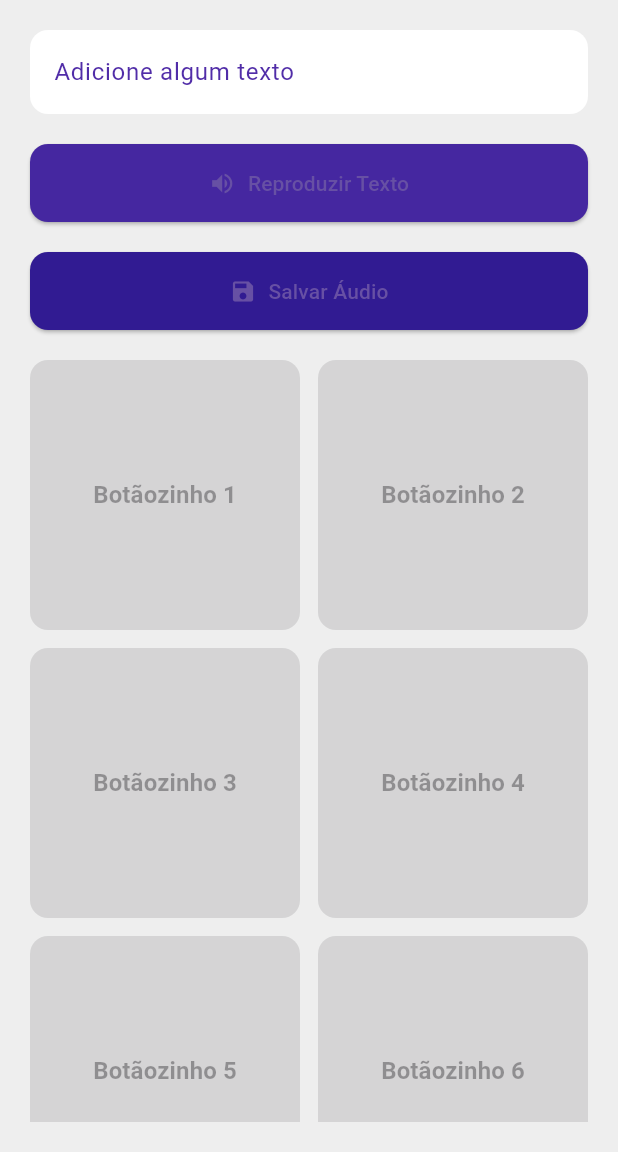
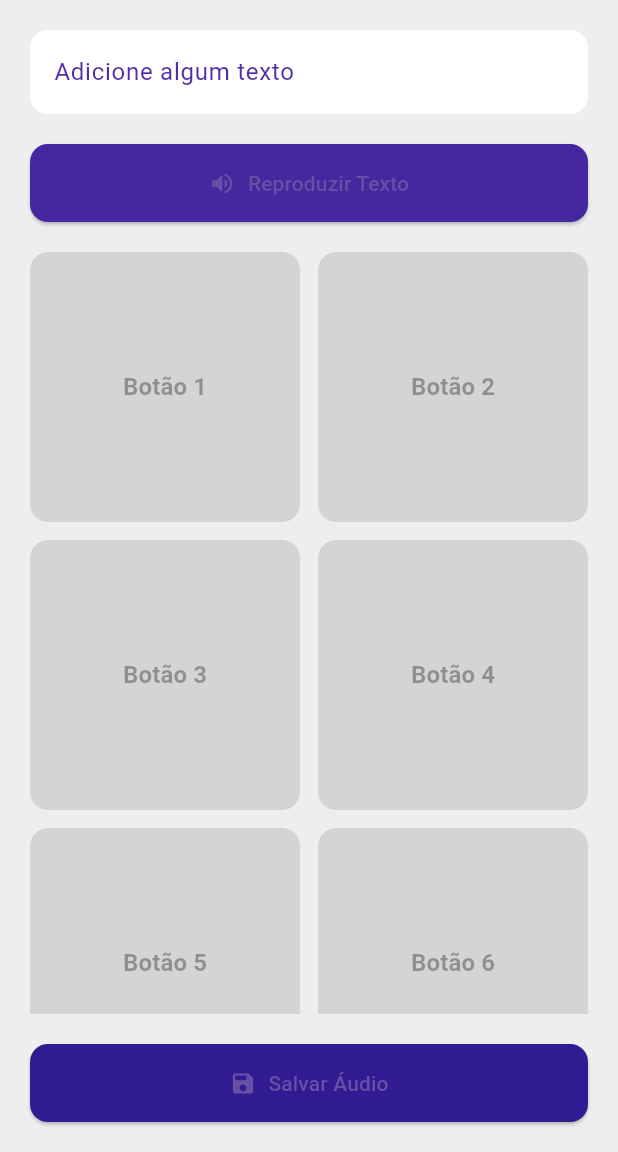
Before and after one commit to Arthur-Peixoto/Sound-Track, a Flutter app: the screen it shows after launch, after a tap on "Login", after a tap on "Salvar Áudio", on a phone screen of 412 x 824 dp, the part 84-1236 px from its top. Run offline on Flutter 3.47's test engine with Material 3 defaults, Android fonts, the phone set to English and light mode, and no system bars; our stand-ins replace flutter_dotenv, just_audio; network calls fail.

Commit message:
Salvando áudios por coleção

```diff
--- a/lib/main.dart
+++ b/lib/main.dart
@@ -1,7 +1,9 @@
 import 'package:flutter/material.dart';
+import 'package:flutter_dotenv/flutter_dotenv.dart';
 import 'package:sound_track/ui/splash_screen.dart';
 
-void main() {
+Future<void> main() async {
+  await dotenv.load(fileName: ".env");
   runApp(MyApp());
 }
 
--- a/lib/ui/home_page.dart
+++ b/lib/ui/home_page.dart
@@ -3,6 +3,7 @@ import 'package:sound_track/services/audio_player_service.dart';
 import 'package:sound_track/services/text_to_speech_service.dart';
 import 'package:sound_track/ui/side_bar.dart';
 import 'package:sound_track/models/audio_collection.dart';
+import 'package:sound_track/services/collection_service.dart';
 
 class MyHomePage extends StatefulWidget {
   @override
@@ -13,8 +14,17 @@ class _MyHomePageState extends State<MyHomePage> {
   TextEditingController _textFieldController = TextEditingController();
   bool _isLoadingVoice = false;
   bool _isSidebarVisible = false;
-  List<String?> savedAudioPaths = List.filled(8, null); // Lista para armazenar os caminhos dos áudios salvos
   AudioCollection? selectedCollection;
+
+  @override
+  void initState() {
+    super.initState();
+    // Inicializa a coleção predefinida
+    if (CollectionService.getCollection().isEmpty) {
+      CollectionService.createNewCollection('Coleção Padrão', Colors.blue);
+    }
+    selectedCollection = CollectionService.getCollection().first;
+  }
 
   @override
   void dispose() {
@@ -35,13 +45,24 @@ class _MyHomePageState extends State<MyHomePage> {
   }
 
   Future<void> _saveTextToSpeech(String text, int index) async {
-    final filePath = await TextToSpeechService.saveTextToSpeech(text, 'output$index.mp3');
-    setState(() {
-      savedAudioPaths[index] = filePath;
-    });
-    ScaffoldMessenger.of(context).showSnackBar(
-      SnackBar(content: Text('Áudio salvo no botão ${index + 1}')),
-    );
+    if (selectedCollection != null) {
+      final fileName = 'output_${DateTime.now().millisecondsSinceEpoch}.mp3';
+      final filePath = await TextToSpeechService.saveTextToSpeech(text, fileName);
+      // Salva o áudio na posição do botão correspondente
+      if (index < selectedCollection!.items.length) {
+        selectedCollection!.items[index] = filePath;
+      } else {
+        selectedCollection!.items.add(filePath);
+      }
+      setState(() {}); // Atualiza a interface para refletir o novo áudio salvo
+      ScaffoldMessenger.of(context).showSnackBar(
+        SnackBar(content: Text('Áudio salvo no botão ${index + 1} da coleção ${selectedCollection!.name}')),
+      );
+    } else {
+      ScaffoldMessenger.of(context).showSnackBar(
+        SnackBar(content: Text('Por favor, selecione uma coleção antes de salvar o áudio.')),
+      );
+    }
   }
 
   void _onCollectionSelected(AudioCollection collection) {
@@ -119,9 +140,53 @@ class _MyHomePageState extends State<MyHomePage> {
                     ),
                   ),
                   const SizedBox(height: 20.0),
+                  if (selectedCollection != null)
+                    Expanded(
+                      child: GridView.builder(
+                        gridDelegate: const SliverGridDelegateWithFixedCrossAxisCount(
+                          crossAxisCount: 2,
+                          crossAxisSpacing: 12.0,
+                          mainAxisSpacing: 12.0,
+                        ),
+                        itemCount: 8,  // Permite 8 botões por coleção
+                        itemBuilder: (context, index) {
+                          final audioPath = index < selectedCollection!.items.length
+                              ? selectedCollection!.items[index]
+                              : null;
+                          return ElevatedButton(
+                            onPressed: audioPath != null
+                                ? () {
+                              AudioPlayerService.playAudioFile(audioPath);
+                            }
+                                : null,
+                            style: ElevatedButton.styleFrom(
+                              primary: audioPath != null
+                                  ? Colors.deepPurple[300]
+                                  : Colors.grey[400],
+                              onPrimary: Colors.white,
+                              shape: RoundedRectangleBorder(
+                                borderRadius: BorderRadius.circular(12.0),
+                              ),
+                              padding: const EdgeInsets.all(16.0),
+                            ),
+                            child: Text(
+                              'Botão ${index + 1}',
+                              style: TextStyle(
+                                fontWeight: FontWeight.bold,
+                                fontSize: 16.0,
+                              ),
+                            ),
+                          );
+                        },
+                      ),
+                    ),
+                  const SizedBox(height: 20.0),
                   ElevatedButton.icon(
                     onPressed: () {
-                      final firstAvailableIndex = savedAudioPaths.indexWhere((path) => path == null);
+                      // Salva o áudio no primeiro botão disponível
+                      final firstAvailableIndex = selectedCollection!.items.length < 8
+                          ? selectedCollection!.items.length
+                          : -1;
                       if (firstAvailableIndex != -1) {
                         _saveTextToSpeech(_textFieldController.text, firstAvailableIndex);
                       } else {
@@ -140,43 +205,6 @@ class _MyHomePageState extends State<MyHomePage> {
                       ),
                     ),
                   ),
-                  const SizedBox(height: 20.0),
-                  Expanded(
-                    child: GridView.builder(
-                      gridDelegate: const SliverGridDelegateWithFixedCrossAxisCount(
-                        crossAxisCount: 2,
-                        crossAxisSpacing: 12.0,
-                        mainAxisSpacing: 12.0,
-                      ),
-                      itemCount: 8,
-                      itemBuilder: (context, index) {
-                        return ElevatedButton(
-                          onPressed: savedAudioPaths[index] != null
-                              ? () {
-                            AudioPlayerService.playAudioFile(savedAudioPaths[index]!);
-                          }
-                              : null,
-                          style: ElevatedButton.styleFrom(
-                            primary: savedAudioPaths[index] != null
-                                ? Colors.deepPurple[300]
-                                : Colors.grey[400],
-                            onPrimary: Colors.white,
-                            shape: RoundedRectangleBorder(
-                              borderRadius: BorderRadius.circular(12.0),
-                            ),
-                            padding: const EdgeInsets.all(16.0),
-                          ),
-                          child: Text(
-                            'Botãozinho ${index + 1}',
-                            style: TextStyle(
-                              fontWeight: FontWeight.bold,
-                              fontSize: 16.0,
-                            ),
-                          ),
-                        );
-                      },
-                    ),
-                  ),
                 ],
               ),
             ),
--- a/lib/ui/login_screen.dart
+++ b/lib/ui/login_screen.dart
@@ -60,6 +60,7 @@ class LoginScreen extends StatelessWidget {
               style: ElevatedButton.styleFrom(
                 padding: EdgeInsets.symmetric(vertical: 16.0),
                 primary: Colors.deepPurple, // Cor do botão
+                onPrimary: Colors.black87,
                 shape: RoundedRectangleBorder(
                   borderRadius: BorderRadius.circular(12.0),
                 ),
```
